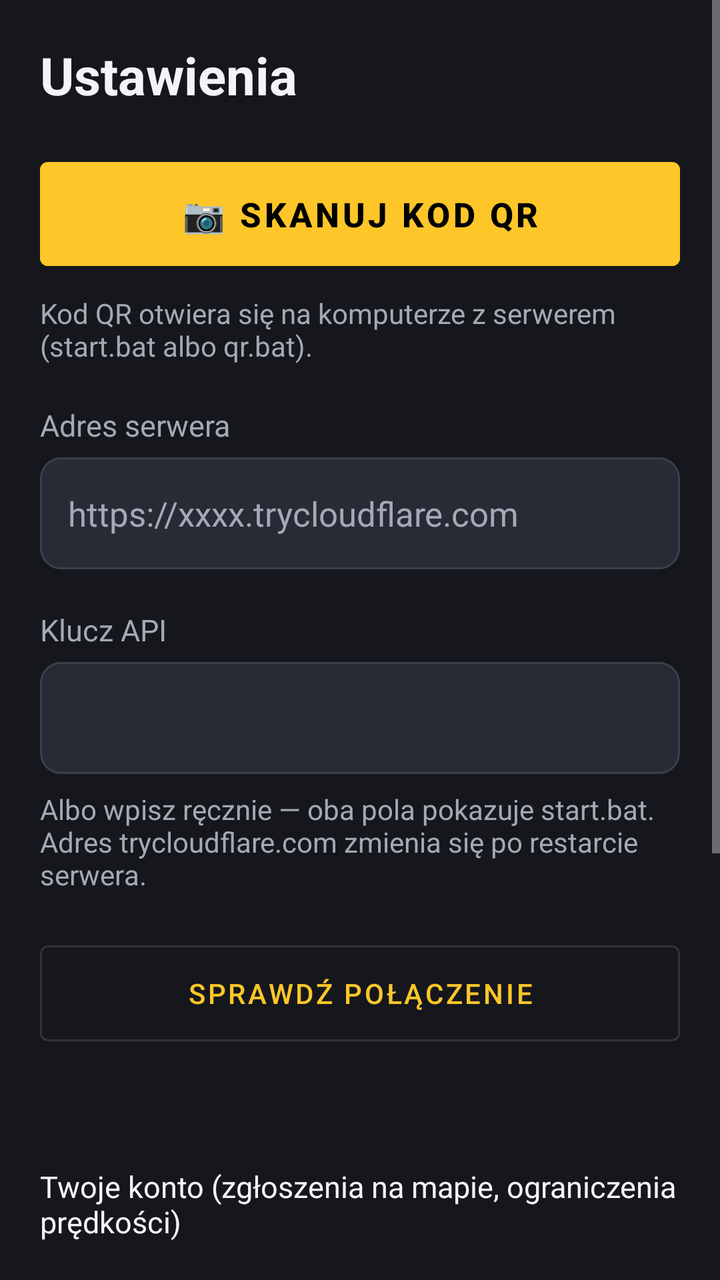
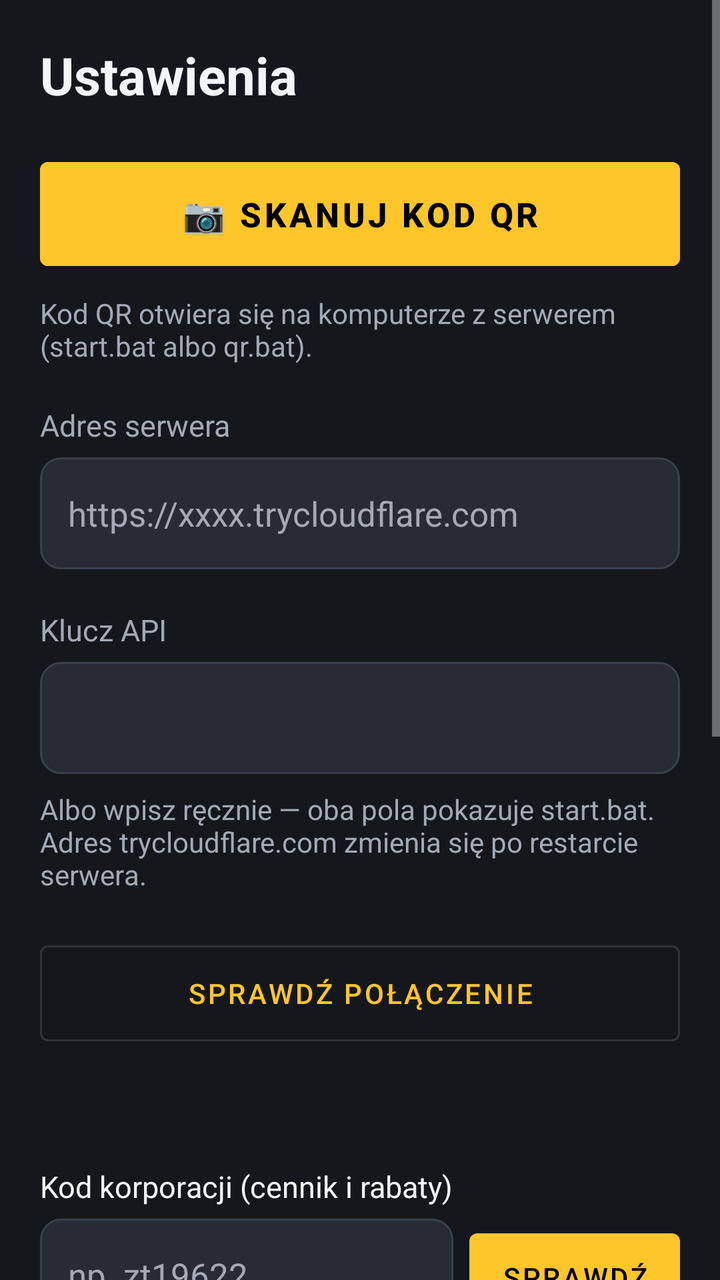

Compare the two renders of this Android layout. The source of the first and the diff that turns it into the second are given below.
<!-- AndroidManifest.xml: application theme Theme.TaxiNav -->
<!-- res/layout/activity_settings.xml -->
<?xml version="1.0" encoding="utf-8"?>
<ScrollView xmlns:android="http://schemas.android.com/apk/res/android"
    android:layout_width="match_parent"
    android:layout_height="match_parent"
    android:background="@color/bg">

    <LinearLayout
        android:layout_width="match_parent"
        android:layout_height="wrap_content"
        android:orientation="vertical"
        android:padding="20dp">

        <TextView
            android:layout_width="wrap_content"
            android:layout_height="wrap_content"
            android:text="@string/settings"
            android:textColor="@color/text"
            android:textSize="26sp"
            android:textStyle="bold" />

        <com.google.android.material.button.MaterialButton
            android:id="@+id/scanButton"
            android:layout_width="match_parent"
            android:layout_height="64dp"
            android:layout_marginTop="20dp"
            android:backgroundTint="@color/accent"
            android:text="@string/scan_qr"
            android:textColor="@android:color/black"
            android:textSize="17sp"
            android:textStyle="bold" />

        <TextView
            android:layout_width="match_parent"
            android:layout_height="wrap_content"
            android:layout_marginTop="8dp"
            android:text="@string/scan_hint"
            android:textColor="@color/text_secondary"
            android:textSize="14sp" />

        <TextView
            style="@style/Label"
            android:text="@string/server_url" />

        <EditText
            android:id="@+id/serverInput"
            style="@style/Field"
            android:hint="https://xxxx.trycloudflare.com"
            android:inputType="textUri" />

        <TextView
            style="@style/Label"
            android:text="@string/api_key" />

        <EditText
            android:id="@+id/keyInput"
            style="@style/Field"
            android:inputType="textVisiblePassword" />

        <TextView
            android:layout_width="match_parent"
            android:layout_height="wrap_content"
            android:layout_marginTop="8dp"
            android:text="@string/settings_hint"
            android:textColor="@color/text_secondary"
            android:textSize="14sp" />

        <com.google.android.material.button.MaterialButton
            android:id="@+id/testButton"
            style="@style/Widget.MaterialComponents.Button.OutlinedButton"
            android:layout_width="match_parent"
            android:layout_height="60dp"
            android:layout_marginTop="20dp"
            android:text="@string/test_connection" />

        <TextView
            android:id="@+id/testResult"
            android:layout_width="match_parent"
            android:layout_height="wrap_content"
            android:layout_marginTop="8dp"
            android:textColor="@color/text"
            android:textSize="15sp" />

        
        <TextView
            style="@style/Label"
            android:layout_marginTop="28dp"
            android:text="Twoje konto (zgłoszenia na mapie, ograniczenia prędkości)"
            android:textColor="@color/text" />

        <TextView
            android:id="@+id/accountInfo"
            android:layout_width="match_parent"
            android:layout_height="wrap_content"
            android:layout_marginTop="6dp"
            android:textColor="@color/text"
            android:textSize="16sp" />

        <LinearLayout
            android:id="@+id/registerRow"
            android:layout_width="match_parent"
            android:layout_height="wrap_content"
            android:orientation="horizontal">

            <EditText
                android:id="@+id/nameInput"
                style="@style/Field"
                android:layout_width="0dp"
                android:layout_weight="1"
                android:hint="Imię albo kod kierowcy"
                android:inputType="textPersonName" />

            <com.google.android.material.button.MaterialButton
                android:id="@+id/registerButton"
                android:layout_width="wrap_content"
                android:layout_height="56dp"
                android:layout_marginStart="8dp"
                android:layout_marginTop="6dp"
                android:text="Załóż konto" />
        </LinearLayout>

        <com.google.android.material.button.MaterialButton
            android:id="@+id/adminButton"
            style="@style/Widget.MaterialComponents.Button.OutlinedButton"
            android:layout_width="match_parent"
            android:layout_height="56dp"
            android:layout_marginTop="10dp"
            android:text="Admin: zgłoszenia do zatwierdzenia"
            android:visibility="gone" />

        
        <TextView
            style="@style/Label"
            android:layout_marginTop="28dp"
            android:text="Mapa offline (bez zasięgu)"
            android:textColor="@color/text" />

        <TextView
            android:id="@+id/offlineInfo"
            android:layout_width="match_parent"
            android:layout_height="wrap_content"
            android:layout_marginTop="6dp"
            android:text="Kujawsko-pomorskie, ok. 150–300 MB. Pobieraj przez Wi-Fi. Trasy nadal liczy serwer."
            android:textColor="@color/text_secondary"
            android:textSize="14sp" />

        <LinearLayout
            android:layout_width="match_parent"
            android:layout_height="wrap_content"
            android:orientation="horizontal">

            <com.google.android.material.button.MaterialButton
                android:id="@+id/offlineButton"
                style="@style/Widget.MaterialComponents.Button.OutlinedButton"
                android:layout_width="0dp"
                android:layout_height="56dp"
                android:layout_marginTop="8dp"
                android:layout_weight="1"
                android:text="Pobierz mapę offline" />

            <com.google.android.material.button.MaterialButton
                android:id="@+id/offlineDelete"
                style="@style/Widget.MaterialComponents.Button.TextButton"
                android:layout_width="wrap_content"
                android:layout_height="56dp"
                android:layout_marginTop="8dp"
                android:text="Usuń" />
        </LinearLayout>

        <com.google.android.material.button.MaterialButton
            android:id="@+id/saveButton"
            android:layout_width="match_parent"
            android:layout_height="60dp"
            android:layout_marginTop="16dp"
            android:backgroundTint="#FF3A404C"
            android:text="@string/save"
            android:textColor="@color/text"
            android:textStyle="bold" />
    </LinearLayout>
</ScrollView>
<!-- resources referenced by this layout -->
<resources>
  <color name="accent">#FFFFC629</color>
  <color name="bg">#FF15171C</color>
  <color name="text">#FFF3F4F6</color>
  <color name="text_secondary">#FFA3A9B5</color>
  <string name="api_key">Klucz API</string>
  <string name="save">Zapisz</string>
  <string name="scan_hint">Kod QR otwiera się na komputerze z serwerem (start.bat albo qr.bat).</string>
  <string name="scan_qr">📷  SKANUJ KOD QR</string>
  <string name="server_url">Adres serwera</string>
  <string name="settings">Ustawienia</string>
  <string name="settings_hint">Albo wpisz ręcznie — oba pola pokazuje start.bat. Adres trycloudflare.com zmienia się po restarcie serwera.</string>
  <string name="test_connection">Sprawdź połączenie</string>
  <style name="Field">
          <item name="android:layout_width">match_parent</item>
          <item name="android:layout_height">56dp</item>
          <item name="android:layout_marginTop">6dp</item>
          <item name="android:background">@drawable/field</item>
          <item name="android:paddingStart">14dp</item>
          <item name="android:paddingEnd">14dp</item>
          <item name="android:textColor">@color/text</item>
          <item name="android:textColorHint">@color/text_secondary</item>
          <item name="android:textSize">17sp</item>
          <item name="android:singleLine">true</item>
      </style>
  <style name="Label">
          <item name="android:layout_width">wrap_content</item>
          <item name="android:layout_height">wrap_content</item>
          <item name="android:layout_marginTop">20dp</item>
          <item name="android:textColor">@color/text_secondary</item>
          <item name="android:textSize">15sp</item>
      </style>
  <style name="Theme.TaxiNav" parent="Theme.MaterialComponents.NoActionBar">
          <item name="colorPrimary">@color/accent</item>
          <item name="colorOnPrimary">@android:color/black</item>
          <item name="colorSecondary">@color/accent</item>
          <item name="android:windowBackground">@color/bg</item>
          <item name="android:statusBarColor">@color/bg</item>
          <item name="android:navigationBarColor">@color/bg</item>
      </style>
  <!-- drawable field (drawable) -->
  <?xml version="1.0" encoding="utf-8"?>
  <shape xmlns:android="http://schemas.android.com/apk/res/android" android:shape="rectangle">
      <solid android:color="#FF262B35" />
      <corners android:radius="10dp" />
      <stroke android:width="1dp" android:color="#FF3A404C" />
  </shape>
</resources>

<!-- the commit's change to res/layout/activity_settings.xml (unified diff, before → after) -->
@@ -84,6 +84,44 @@
         <TextView
             style="@style/Label"
             android:layout_marginTop="28dp"
+            android:text="Kod korporacji (cennik i rabaty)"
+            android:textColor="@color/text" />
+
+        <LinearLayout
+            android:layout_width="match_parent"
+            android:layout_height="wrap_content"
+            android:orientation="horizontal">
+
+            <EditText
+                android:id="@+id/corpInput"
+                style="@style/Field"
+                android:layout_width="0dp"
+                android:layout_weight="1"
+                android:hint="np. zt19622"
+                android:inputType="textVisiblePassword" />
+
+            <com.google.android.material.button.MaterialButton
+                android:id="@+id/corpButton"
+                android:layout_width="wrap_content"
+                android:layout_height="56dp"
+                android:layout_marginStart="8dp"
+                android:layout_marginTop="6dp"
+                android:text="Sprawdź" />
+        </LinearLayout>
+
+        <TextView
+            android:id="@+id/corpInfo"
+            android:layout_width="match_parent"
+            android:layout_height="wrap_content"
+            android:layout_marginTop="6dp"
+            android:text="Kod dostaniesz od swojej korporacji. Bez kodu aplikacja nie pokazuje cen."
+            android:textColor="@color/text_secondary"
+            android:textSize="14sp" />
+
+        
+        <TextView
+            style="@style/Label"
+            android:layout_marginTop="28dp"
             android:text="Twoje konto (zgłoszenia na mapie, ograniczenia prędkości)"
             android:textColor="@color/text" />
 
